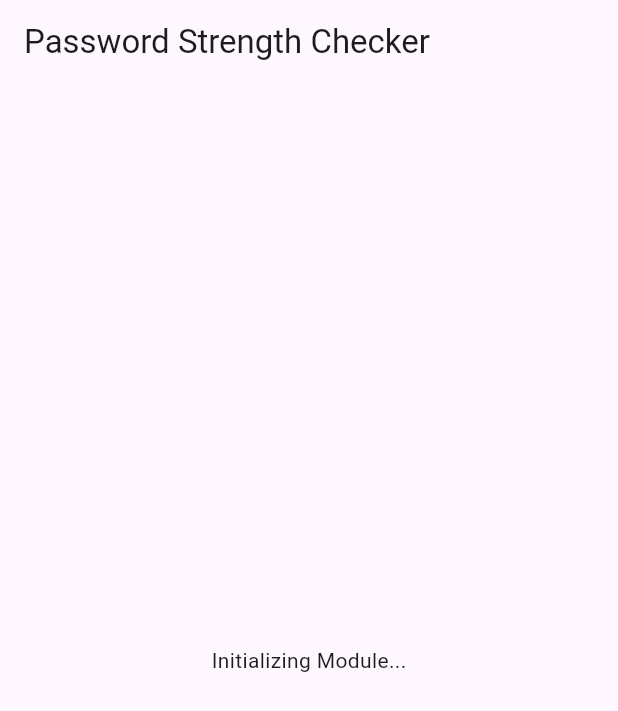
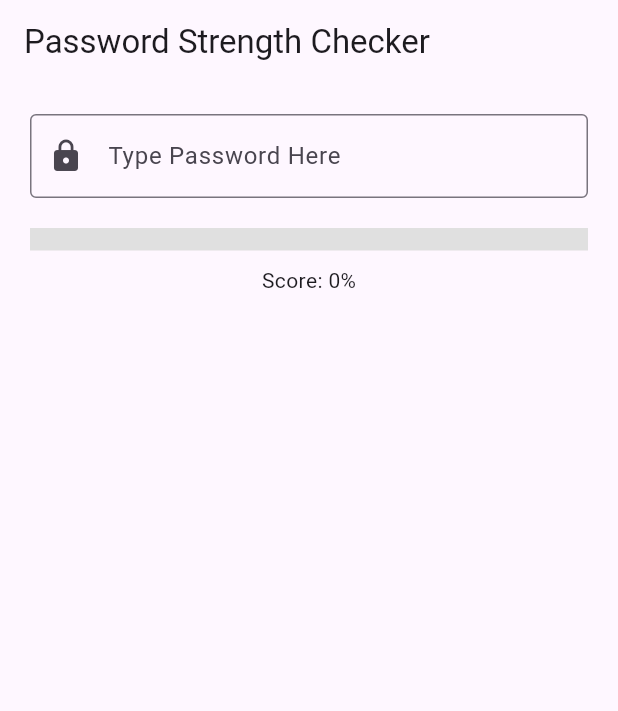
Before and after one commit to AhmeedMostafa/2FA_Project, a Flutter app: the screen it shows after launch, on a phone screen of 412 x 824 dp. Shown: the top 711 px of the screen. Run offline on Flutter 3.47's test engine with Material 3 defaults, Android fonts, the phone set to English and light mode, and no system bars.

Commit message:
Feature: Added password strength calculation logic

```diff
--- a/password_checker_module/lib/main.dart
+++ b/password_checker_module/lib/main.dart
@@ -1,12 +1,9 @@
 import 'package:flutter/material.dart';
 
-void main() {
-  runApp(const PasswordCheckerApp());
-}
+void main() { runApp(const PasswordCheckerApp()); }
 
 class PasswordCheckerApp extends StatelessWidget {
   const PasswordCheckerApp({super.key});
-
   @override
   Widget build(BuildContext context) {
     return MaterialApp(
@@ -24,11 +21,52 @@ class PasswordStrengthScreen extends StatefulWidget {
 }
 
 class _PasswordStrengthScreenState extends State<PasswordStrengthScreen> {
+  String _password = '';
+
+  double get _strength {
+    double strength = 0;
+    if (_password.length > 6) strength += 0.25;
+    if (_password.contains(RegExp(r'[A-Z]'))) strength += 0.25;
+    if (_password.contains(RegExp(r'[0-9]'))) strength += 0.25;
+    if (_password.contains(RegExp(r'[!@#$%^&*(),.?":{}|<>]'))) strength += 0.25;
+    return strength;
+  }
+
+  Color get _strengthColor {
+    if (_strength <= 0.25) return Colors.red;
+    if (_strength <= 0.5) return Colors.orange;
+    if (_strength <= 0.75) return Colors.blue;
+    return Colors.green;
+  }
+
   @override
   Widget build(BuildContext context) {
     return Scaffold(
       appBar: AppBar(title: const Text("Password Strength Checker")),
-      body: const Center(child: Text("Initializing Module...")),
+      body: Padding(
+        padding: const EdgeInsets.all(20.0),
+        child: Column(
+          children: [
+            TextField(
+              onChanged: (value) => setState(() => _password = value),
+              decoration: const InputDecoration(
+                border: OutlineInputBorder(),
+                labelText: 'Type Password Here',
+                prefixIcon: Icon(Icons.lock),
+              ),
+            ),
+            const SizedBox(height: 20),
+            LinearProgressIndicator(
+              value: _strength,
+              backgroundColor: Colors.grey[300],
+              color: _strengthColor,
+              minHeight: 15,
+            ),
+            const SizedBox(height: 10),
+            Text("Score: ${(_strength * 100).toInt()}%"),
+          ],
+        ),
+      ),
     );
   }
 }
```
